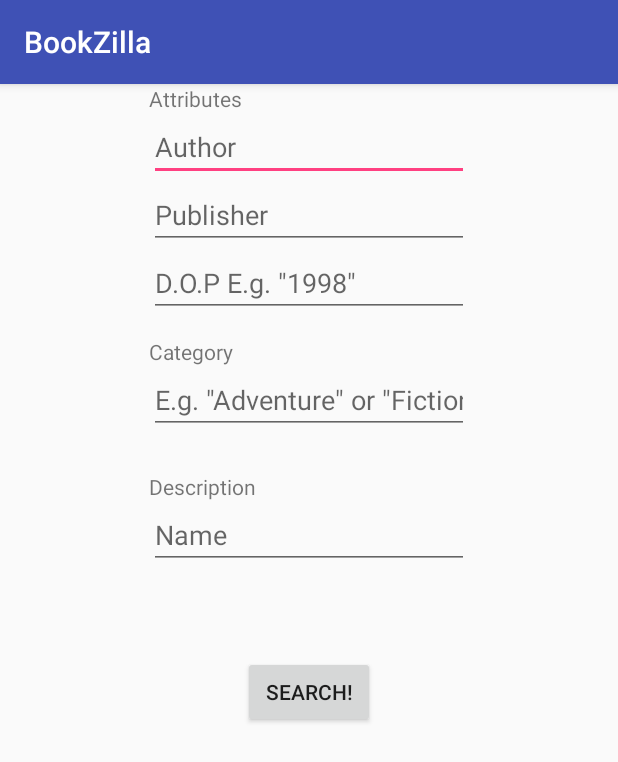
After one commit to nunto/BookZilla, an Android app: the SearchActivity screen opened directly, with no data from a screen before it, on a phone screen of 412 x 824 dp. The commit adds this screen. Shown: the top 762 px of the screen. Run offline under Robolectric (Android 15) with nearby library versions, the phone set to English and light mode, and no system bars.

Commit message:
Completed rough draft of search page

```diff
--- a/src/BookZilla/app/src/main/AndroidManifest.xml
+++ b/src/BookZilla/app/src/main/AndroidManifest.xml
@@ -16,6 +16,7 @@
                 <category android:name="android.intent.category.LAUNCHER" />
             </intent-filter>
         </activity>
+        <activity android:name=".SearchActivity"></activity>
     </application>
 
 </manifest>
--- /dev/null
+++ b/src/BookZilla/app/src/main/java/a3a04group5/bookzilla/SearchActivity.java
@@ -0,0 +1,13 @@
+package a3a04group5.bookzilla;
+
+import android.support.v7.app.AppCompatActivity;
+import android.os.Bundle;
+
+public class SearchActivity extends AppCompatActivity {
+
+    @Override
+    protected void onCreate(Bundle savedInstanceState) {
+        super.onCreate(savedInstanceState);
+        setContentView(R.layout.activity_search);
+    }
+}
--- a/src/BookZilla/app/src/main/res/layout/activity_main.xml
+++ b/src/BookZilla/app/src/main/res/layout/activity_main.xml
@@ -12,7 +12,7 @@
         android:text="Hello World!"
         app:layout_constraintBottom_toBottomOf="parent"
         app:layout_constraintLeft_toLeftOf="parent"
-        app:layout_constraintRight_toRightOf="parent"
+            app:layout_constraintRight_toRightOf="parent"
         app:layout_constraintTop_toTopOf="parent" />
 
 </android.support.constraint.ConstraintLayout>
--- /dev/null
+++ b/src/BookZilla/app/src/main/res/layout/activity_search.xml
@@ -0,0 +1,94 @@
+<?xml version="1.0" encoding="utf-8"?>
+<RelativeLayout xmlns:android="http://schemas.android.com/apk/res/android"
+    xmlns:app="http://schemas.android.com/apk/res-auto"
+    xmlns:tools="http://schemas.android.com/tools"
+    android:layout_width="match_parent"
+    android:layout_height="match_parent"
+    tools:context="a3a04group5.bookzilla.SearchActivity">
+
+
+    <LinearLayout
+        android:layout_width="wrap_content"
+        android:layout_height="wrap_content"
+        android:orientation="vertical"
+        android:layout_alignParentTop="true"
+        android:layout_centerHorizontal="true"
+        android:id="@+id/linearLayout">
+
+        <TextView
+            android:id="@+id/attributes_title"
+            android:layout_width="match_parent"
+            android:layout_height="wrap_content"
+            android:text="Attributes" />
+
+        <EditText
+            android:id="@+id/author"
+            android:layout_width="match_parent"
+            android:layout_height="wrap_content"
+            android:ems="10"
+            android:hint="Author"
+            android:inputType="textPersonName" />
+
+        <EditText
+            android:id="@+id/publisher"
+            android:layout_width="match_parent"
+            android:layout_height="wrap_content"
+            android:ems="10"
+            android:hint="Publisher"
+            android:inputType="textPersonName" />
+
+        <EditText
+            android:id="@+id/publishedDate"
+            android:layout_width="match_parent"
+            android:layout_height="wrap_content"
+            android:ems="10"
+            android:hint='D.O.P E.g. "1998"'
+            android:inputType="textPersonName" />
+
+        <TextView
+            android:id="@+id/category_title"
+            android:layout_width="match_parent"
+            android:layout_height="wrap_content"
+            android:layout_below="@+id/linearLayout"
+            android:layout_centerHorizontal="true"
+            android:layout_marginTop="13dp"
+            android:text="Category"
+            android:visibility="visible" />
+
+        <EditText
+            android:id="@+id/category"
+            android:layout_width="match_parent"
+            android:layout_height="wrap_content"
+            android:ems="10"
+            android:hint='E.g. "Adventure" or "Fiction" '
+            android:inputType="textNoSuggestions|textPersonName" />
+
+        <TextView
+            android:id="@+id/description_title"
+            android:layout_width="match_parent"
+            android:layout_height="wrap_content"
+            android:layout_alignStart="@+id/linearLayout"
+            android:layout_below="@+id/linearLayout"
+            android:layout_marginTop="25dp"
+            android:text="Description" />
+
+        <EditText
+            android:id="@+id/description"
+            android:layout_width="match_parent"
+            android:layout_height="wrap_content"
+            android:ems="10"
+            android:hint="Name"
+            android:inputType="textPersonName" />
+
+    </LinearLayout>
+
+    <Button
+        android:id="@+id/search_button"
+        android:layout_width="wrap_content"
+        android:layout_height="wrap_content"
+        android:layout_below="@+id/linearLayout"
+        android:layout_centerHorizontal="true"
+        android:layout_marginTop="58dp"
+        android:text="Search!" />
+
+</RelativeLayout>
--- a/src/BookZilla/app/src/main/res/values/strings.xml
+++ b/src/BookZilla/app/src/main/res/values/strings.xml
@@ -1,3 +1,4 @@
 <resources>
     <string name="app_name">BookZilla</string>
+    <string name="category">Category</string>
 </resources>
```
